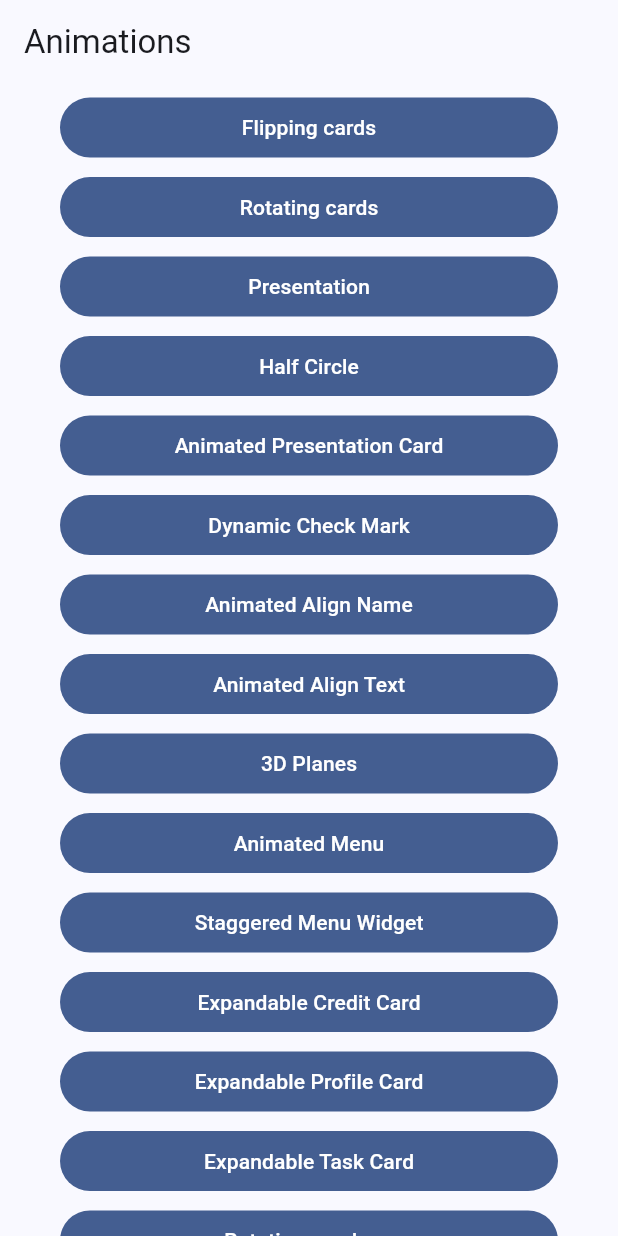
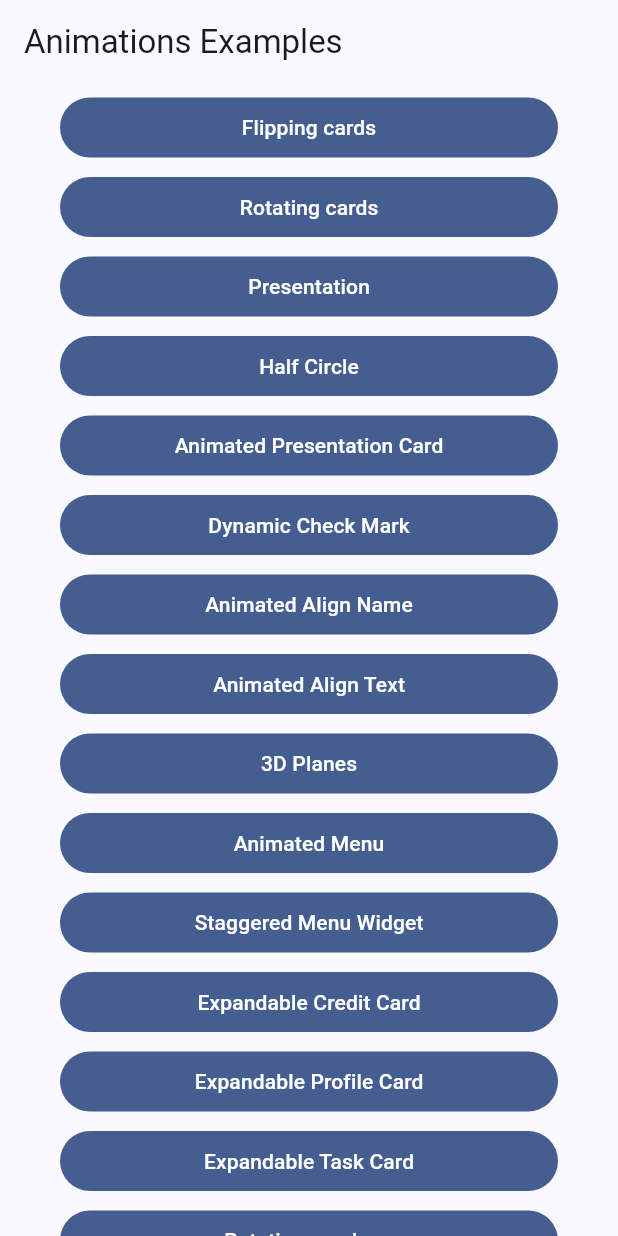
Before and after one commit to hydev777/wt-flutter-samples, a Flutter app: the screen it shows after launch, on a phone screen of 412 x 824 dp. Run offline on Flutter 3.47's test engine with Material 3 defaults, Android fonts, the phone set to English and light mode, and no system bars.

Commit message:
Changed title

```diff
--- a/lib/main.dart
+++ b/lib/main.dart
@@ -50,7 +50,7 @@ class _MyHomePageState extends State<MyHomePage> {
   Widget build(BuildContext context) {
     return Scaffold(
       appBar: AppBar(
-        title: const Text('Animations'),
+        title: const Text('Animations Examples'),
       ),
       body: Center(
         child: Padding(
```
